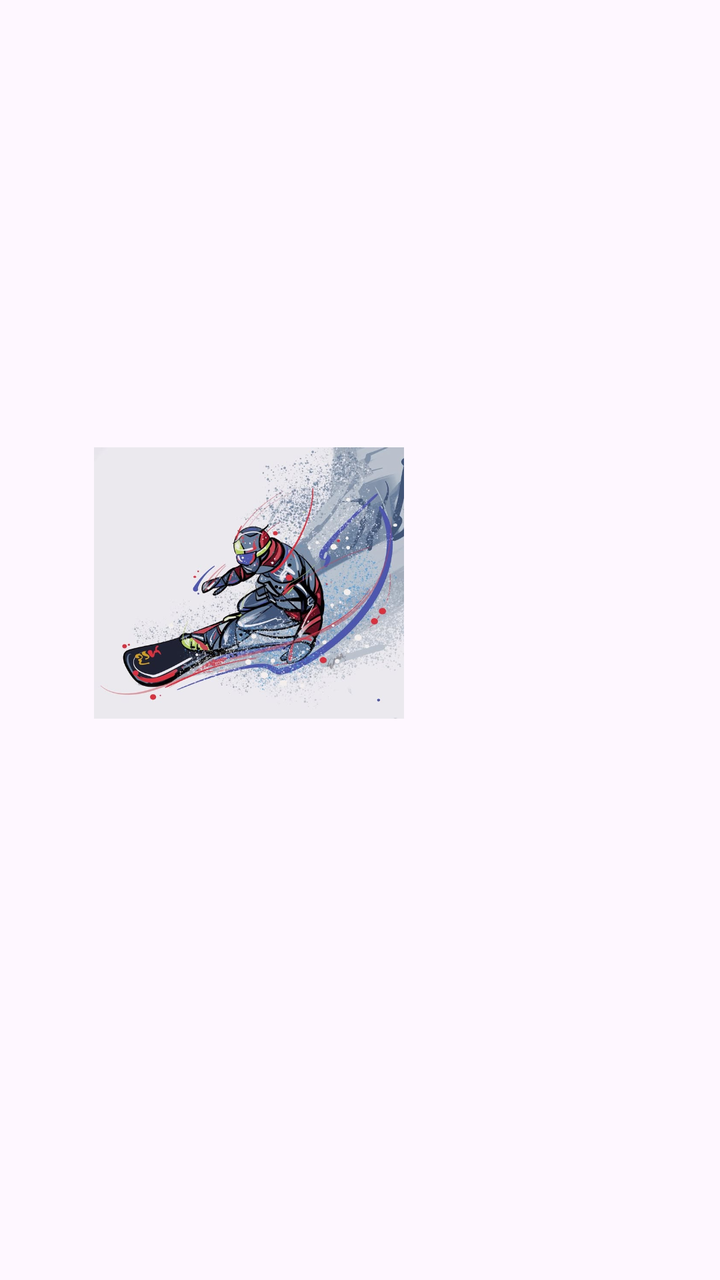
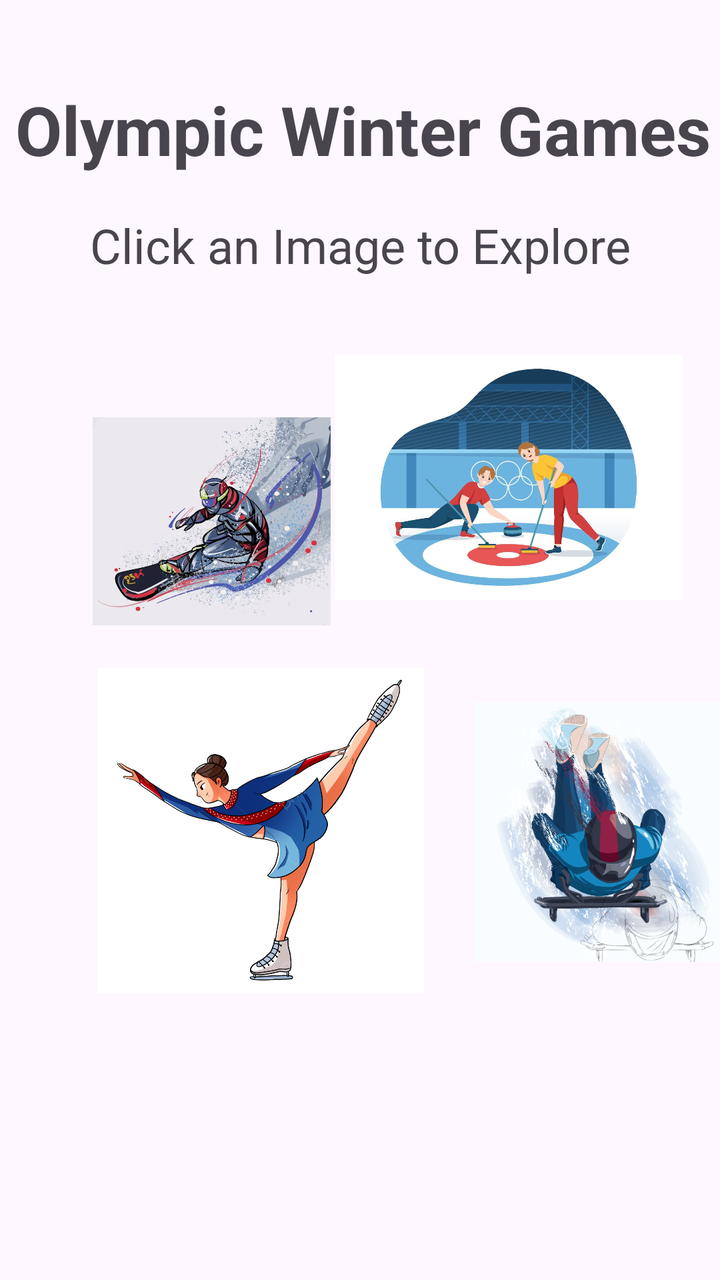

Two renders of the same Android screen: before a commit and after it. Below are the layout's source before the change and the commit's diff.
<!-- AndroidManifest.xml: application theme Theme.Olympicwintergames -->
<!-- res/layout/activity_main2.xml -->
<?xml version="1.0" encoding="utf-8"?>
<androidx.constraintlayout.widget.ConstraintLayout xmlns:android="http://schemas.android.com/apk/res/android"
    xmlns:app="http://schemas.android.com/apk/res-auto"
    xmlns:tools="http://schemas.android.com/tools"
    android:id="@+id/main"
    android:layout_width="match_parent"
    android:layout_height="match_parent"
    tools:context=".MainActivity2">

    <ImageView
        android:id="@+id/snowboarder"
        android:layout_width="155dp"
        android:layout_height="227dp"
        android:layout_marginStart="47dp"
        android:layout_marginTop="178dp"
        android:layout_marginEnd="209dp"
        android:layout_marginBottom="326dp"
        android:onClick="goToSnowboard"
        app:layout_constraintBottom_toBottomOf="parent"
        app:layout_constraintEnd_toEndOf="parent"
        app:layout_constraintHorizontal_bias="0.0"
        app:layout_constraintStart_toStartOf="parent"
        app:layout_constraintTop_toTopOf="parent"
        app:layout_constraintVertical_bias="0.0"
        app:srcCompat="@drawable/snowboarding" />
</androidx.constraintlayout.widget.ConstraintLayout>
<!-- resources referenced by this layout -->
<resources>
  <!-- drawable snowboarding: jpg bitmap (drawable, 73610 bytes) -->
  <style name="Theme.Olympicwintergames" parent="Base.Theme.Olympicwintergames" />
  <style name="Base.Theme.Olympicwintergames" parent="Theme.Material3.DayNight.NoActionBar">
          
          
      </style>
</resources>

<!-- the commit's change to res/layout/activity_main2.xml (unified diff, before → after) -->
@@ -9,8 +9,8 @@
 
     <ImageView
         android:id="@+id/snowboarder"
-        android:layout_width="155dp"
-        android:layout_height="227dp"
+        android:layout_width="119dp"
+        android:layout_height="196dp"
         android:layout_marginStart="47dp"
         android:layout_marginTop="178dp"
         android:layout_marginEnd="209dp"
@@ -18,9 +18,88 @@
         android:onClick="goToSnowboard"
         app:layout_constraintBottom_toBottomOf="parent"
         app:layout_constraintEnd_toEndOf="parent"
+        app:layout_constraintHorizontal_bias="0.055"
+        app:layout_constraintStart_toStartOf="parent"
+        app:layout_constraintTop_toTopOf="parent"
+        app:layout_constraintVertical_bias="0.258"
+        app:srcCompat="@drawable/snowboarding" />
+
+    <ImageView
+        android:id="@+id/curling"
+        android:layout_width="174dp"
+        android:layout_height="156dp"
+        android:layout_marginStart="26dp"
+        android:layout_marginTop="206dp"
+        android:layout_marginEnd="43dp"
+        android:layout_marginBottom="369dp"
+        android:onClick="goToCurling"
+        app:layout_constraintBottom_toBottomOf="parent"
+        app:layout_constraintEnd_toEndOf="parent"
+        app:layout_constraintStart_toEndOf="@+id/snowboarder"
+        app:layout_constraintTop_toTopOf="parent"
+        app:srcCompat="@drawable/curling" />
+
+    <ImageView
+        android:id="@+id/skating"
+        android:layout_width="163dp"
+        android:layout_height="192dp"
+        android:layout_marginStart="49dp"
+        android:layout_marginTop="28dp"
+        android:layout_marginEnd="199dp"
+        android:layout_marginBottom="129dp"
+        android:onClick="goToSkating"
+        app:layout_constraintBottom_toBottomOf="parent"
+        app:layout_constraintEnd_toEndOf="parent"
         app:layout_constraintHorizontal_bias="0.0"
         app:layout_constraintStart_toStartOf="parent"
-        app:layout_constraintTop_toTopOf="parent"
-        app:layout_constraintVertical_bias="0.0"
-        app:srcCompat="@drawable/snowboarding" />
+        app:layout_constraintTop_toBottomOf="@+id/snowboarder"
+        app:layout_constraintVertical_bias="1.0"
+        app:srcCompat="@drawable/skating" />
+
+    <ImageView
+        android:id="@+id/skeleton"
+        android:layout_width="130dp"
+        android:layout_height="150dp"
+        android:layout_marginStart="25dp"
+        android:layout_marginTop="70dp"
+        android:layout_marginEnd="43dp"
+        android:layout_marginBottom="149dp"
+        android:onClick="goToSkeleton"
+        app:layout_constraintBottom_toBottomOf="parent"
+        app:layout_constraintEnd_toEndOf="parent"
+        app:layout_constraintHorizontal_bias="0.0"
+        app:layout_constraintStart_toEndOf="@+id/skating"
+        app:layout_constraintTop_toBottomOf="@+id/curling"
+        app:layout_constraintVertical_bias="1.0"
+        app:srcCompat="@drawable/skeleton" />
+
+    <TextView
+        android:id="@+id/textView"
+        android:layout_width="wrap_content"
+        android:layout_height="wrap_content"
+        android:layout_marginStart="33dp"
+        android:layout_marginTop="42dp"
+        android:layout_marginEnd="30dp"
+        android:text="Olympic Winter Games"
+        android:textSize="34sp"
+        android:textStyle="bold"
+        app:layout_constraintEnd_toEndOf="parent"
+        app:layout_constraintStart_toStartOf="parent"
+        app:layout_constraintTop_toTopOf="parent" />
+
+    <TextView
+        android:id="@+id/textView3"
+        android:layout_width="wrap_content"
+        android:layout_height="wrap_content"
+        android:layout_marginStart="71dp"
+        android:layout_marginTop="31dp"
+        android:layout_marginEnd="71dp"
+        android:layout_marginBottom="36dp"
+        android:text="Click an Image to Explore"
+        android:textSize="24sp"
+        app:layout_constraintBottom_toTopOf="@+id/snowboarder"
+        app:layout_constraintEnd_toEndOf="parent"
+        app:layout_constraintStart_toStartOf="parent"
+        app:layout_constraintTop_toBottomOf="@+id/textView" />
+
 </androidx.constraintlayout.widget.ConstraintLayout>
<!-- resource entries referenced after the edit -->
@@ -1,5 +1,8 @@
 <!-- resources referenced by this layout -->
 <resources>
+  <!-- drawable curling: jpg bitmap (drawable, 69000 bytes) -->
+  <!-- drawable skating: png bitmap (drawable, 251651 bytes) -->
+  <!-- drawable skeleton: png bitmap (drawable, 264187 bytes) -->
   <!-- drawable snowboarding: jpg bitmap (drawable, 73610 bytes) -->
   <style name="Theme.Olympicwintergames" parent="Base.Theme.Olympicwintergames" />
   <style name="Base.Theme.Olympicwintergames" parent="Theme.Material3.DayNight.NoActionBar">
